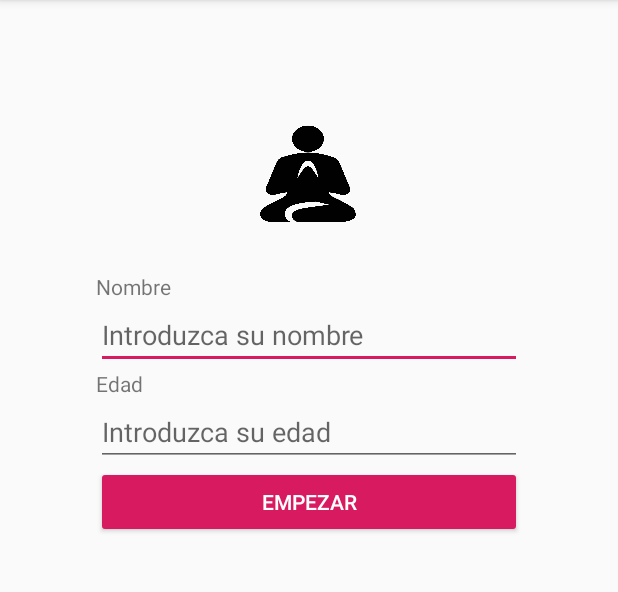
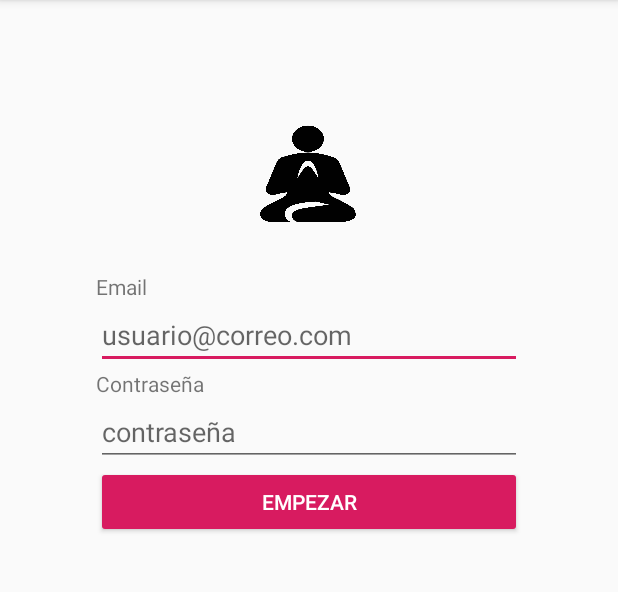
Before and after one commit to ajemmott/Relax, an Android app: the LoginActivity screen opened directly, with no data from a screen before it, on a phone screen of 412 x 824 dp, the part 84-676 px from its top. Run offline under Robolectric (Android 15) with nearby library versions, the phone set to English and light mode, and no system bars; our stand-ins replace Firebase (no records; nobody signed in at launch, a user with empty details on screens opened directly); 2 statements that could not run were skipped.

Commit message:
SQLite para el regustro del usuario

```diff
--- a/app/src/main/AndroidManifest.xml
+++ b/app/src/main/AndroidManifest.xml
@@ -26,11 +26,13 @@
                 <category android:name="android.intent.category.LAUNCHER" />
             </intent-filter>
         </activity>
+        <activity android:name=".RegisterActivity" ></activity>
         <activity android:name=".LoginActivity" />
         <activity
             android:name=".Pantalla_principal"
             android:label="@string/title_activity_pantalla_principal" />
-    <activity android:name=".MostrartecnicaActivity"></activity>-->
+    <activity android:name=".MostrartecnicaActivity"></activity>
+
     </application>
 
 </manifest>
--- a/app/src/main/res/layout/activity_login.xml
+++ b/app/src/main/res/layout/activity_login.xml
@@ -35,15 +35,15 @@
             android:id="@+id/textView"
             android:layout_width="match_parent"
             android:layout_height="wrap_content"
-            android:text="Nombre" />
+            android:text="Email" />
 
 
         <EditText
-            android:id="@+id/editText_name"
+            android:id="@+id/editText_correo"
             android:layout_width="match_parent"
             android:layout_height="wrap_content"
             android:ems="10"
-            android:hint="Introduzca su nombre"
+            android:hint="usuario@correo.com"
             android:inputType="textPersonName" />
 
         <TextView
@@ -51,16 +51,16 @@
             android:layout_width="match_parent"
             android:layout_height="wrap_content"
             android:hint="Introduzca su edad"
-            android:text="Edad" />
+            android:text="Contraseña" />
 
 
         <EditText
-            android:id="@+id/editText_edad"
+            android:id="@+id/editText_contraseña"
             android:layout_width="match_parent"
             android:layout_height="wrap_content"
             android:ems="10"
-            android:hint="Introduzca su edad"
-            android:inputType="number" />
+            android:hint="contraseña"
+            android:inputType="textPassword" />
 
         <Button
             android:id="@+id/button_empezar"
--- a/app/src/main/res/layout/activity_register.xml
+++ b/app/src/main/res/layout/activity_register.xml
@@ -5,6 +5,7 @@
     android:layout_width="match_parent"
     android:layout_height="match_parent"
     tools:context=".RegisterActivity"
+    android:id="@+id/constraintLayout"
     tools:layout_editor_absoluteY="81dp">
 
     <LinearLayout
```
Also changed, not shown: app/src/main/java/com/example/jmbwb/relax/MainActivity.java (+11 -0 lines), app/src/main/java/com/example/jmbwb/relax/Pantalla_principal.java (+8 -0 lines), app/src/main/java/com/example/jmbwb/relax/RegisterActivity.java (+29 -24 lines), app/src/main/res/layout/activity_main.xml (+13 -2 lines), app/src/main/res/menu/navigation.xml (+6 -1 lines), app/src/main/res/drawable/contacto.png (deleted), app/src/main/res/drawable/telefono.png (added), app/src/main/res/drawable/user.png.
